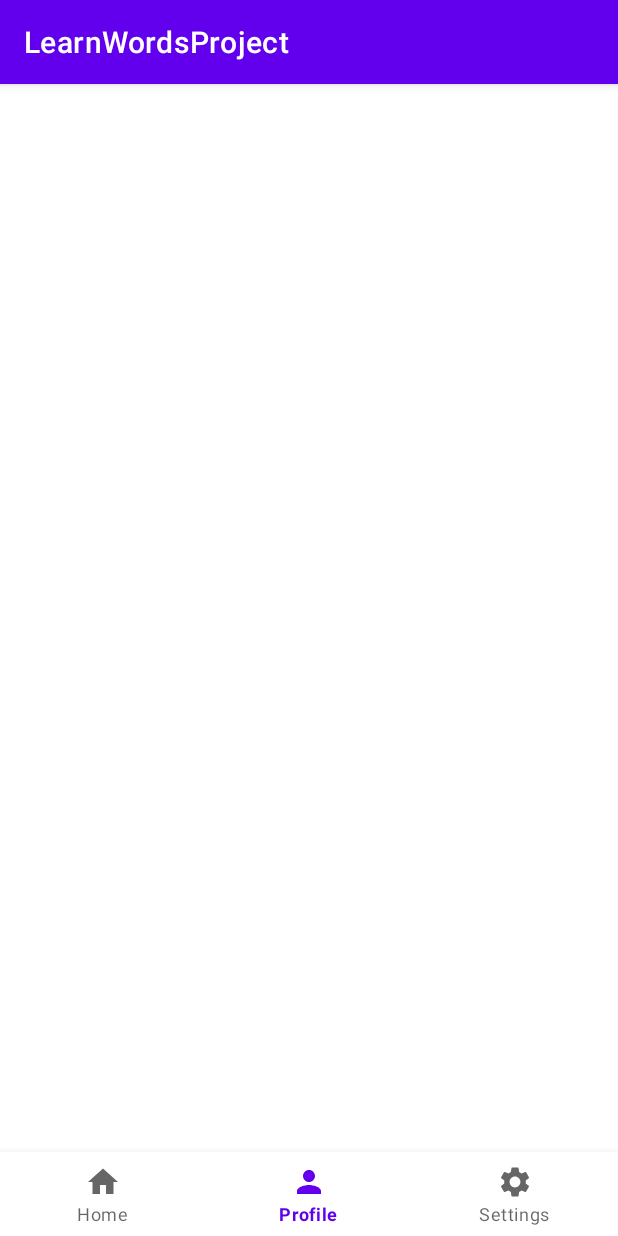
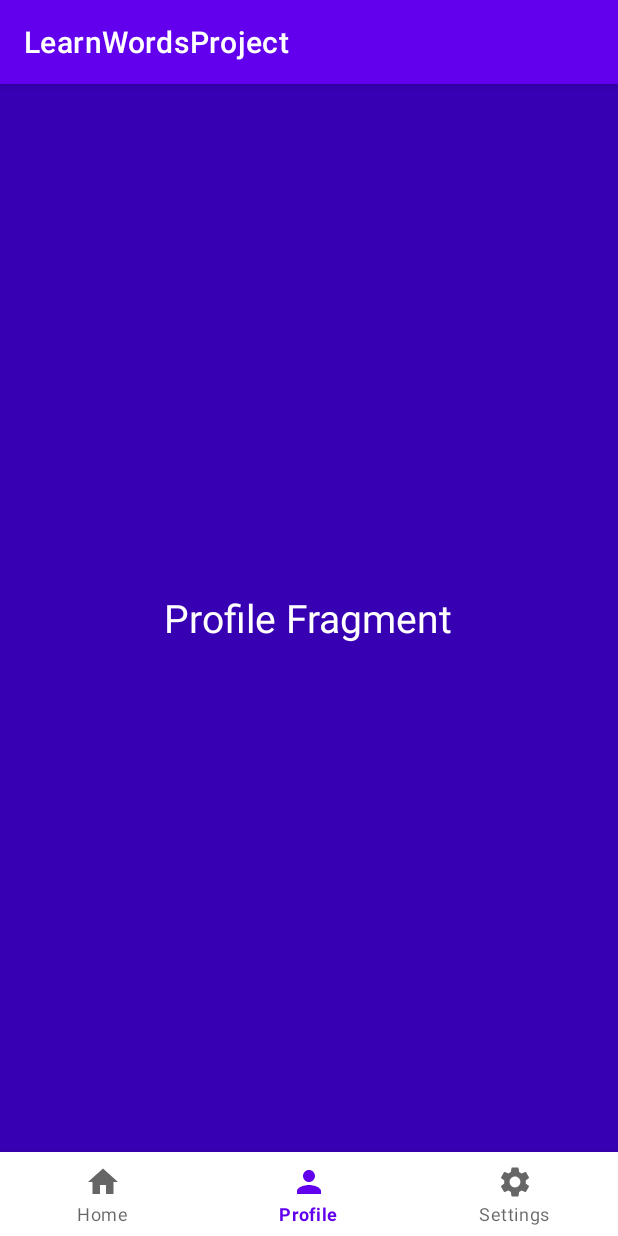
Before and after one commit to anpol84/trpp_project, an Android app: the screen it shows after launch (MainActivity), item 2 of the bottom bar chosen, on a phone screen of 412 x 824 dp. Run offline under Robolectric (Android 15) with nearby library versions, the phone set to English and light mode, and no system bars.

Commit message:
temp design for fragments onSelectedListener for fragments replaceFragment function

```diff
--- a/app/build.gradle
+++ b/app/build.gradle
@@ -22,6 +22,12 @@ android {
             proguardFiles getDefaultProguardFile('proguard-android-optimize.txt'), 'proguard-rules.pro'
         }
     }
+
+    buildFeatures{ // Это мы включили сами чтобы делать binding в MainActivity
+        viewBinding true
+    }
+
+
     compileOptions {
         sourceCompatibility JavaVersion.VERSION_1_8
         targetCompatibility JavaVersion.VERSION_1_8
--- a/app/src/main/java/com/example/learnwordsproject/MainActivity.java
+++ b/app/src/main/java/com/example/learnwordsproject/MainActivity.java
@@ -1,14 +1,51 @@
 package com.example.learnwordsproject;
 
 import androidx.appcompat.app.AppCompatActivity;
+import androidx.fragment.app.Fragment;
+import androidx.fragment.app.FragmentManager;
+import androidx.fragment.app.FragmentTransaction;
 
+import android.app.Activity;
 import android.os.Bundle;
+
+import com.example.learnwordsproject.databinding.ActivityMainBinding;
 
 public class MainActivity extends AppCompatActivity {
 
+
+    ActivityMainBinding binding; //чел в видео использует binding, видимо как-то удобнее работать с элементами
     @Override
     protected void onCreate(Bundle savedInstanceState) {
         super.onCreate(savedInstanceState);
-        setContentView(R.layout.activity_main);
+        binding = ActivityMainBinding.inflate(getLayoutInflater()); //Какая-то штука с binding (инициализация)
+        setContentView(binding.getRoot());
+
+        replaceFragment(new HomeFragment()); // Когда открываем приложение показываем HomeFragment
+
+        binding.bottomNavigaionView.setOnItemSelectedListener(item -> { // Обработка нажатия на bottomNavMenu
+
+            switch (item.getItemId()){
+                case R.id.home:
+                    replaceFragment(new HomeFragment());
+                    break;
+                case R.id.profile:
+                    replaceFragment(new ProfileFragment());
+                    break;
+                case R.id.settings:
+                    replaceFragment(new SettingsFragment());
+                    break;
+            }
+
+            return true;
+        });
+    }
+
+    public void replaceFragment(Fragment fragment){ // метод для замены фрагмента
+
+        FragmentManager fragmentManager = getSupportFragmentManager(); //cлужебные вызовы
+        FragmentTransaction fragmentTransaction = fragmentManager.beginTransaction();
+
+        fragmentTransaction.replace(R.id.frame_layout, fragment); //заменяем текущий фрагмент в рамке на fragment
+        fragmentTransaction.commit();
     }
 }
--- a/app/src/main/res/layout/activity_main.xml
+++ b/app/src/main/res/layout/activity_main.xml
@@ -6,6 +6,7 @@
     android:layout_height="match_parent"
     tools:context=".MainActivity">
 
+<!--    Это меню bottomNavView-->
     <com.google.android.material.bottomnavigation.BottomNavigationView
         android:id="@+id/bottomNavigaionView"
         android:layout_width="match_parent"
@@ -13,9 +14,13 @@
         app:layout_constraintBottom_toBottomOf="parent"
         app:layout_constraintEnd_toEndOf="parent"
         app:layout_constraintStart_toStartOf="parent"
+
         app:menu="@menu/bottom_nav_menu" />
 
+
+<!--    Это рамка для фрагментов-->
     <FrameLayout
+        android:id="@+id/frame_layout"
         android:layout_width="0dp"
         android:layout_height="0dp"
         app:layout_constraintBottom_toTopOf="@+id/bottomNavigaionView"
--- a/app/src/main/res/layout/fragment_profile.xml
+++ b/app/src/main/res/layout/fragment_profile.xml
@@ -3,12 +3,15 @@
     xmlns:tools="http://schemas.android.com/tools"
     android:layout_width="match_parent"
     android:layout_height="match_parent"
-    tools:context=".ProfileFragment">
+    tools:context=".ProfileFragment"
+    android:background="@color/purple_700">
 
-    <!-- TODO: Update blank fragment layout -->
     <TextView
-        android:layout_width="match_parent"
-        android:layout_height="match_parent"
-        android:text="@string/hello_blank_fragment" />
+        android:layout_width="wrap_content"
+        android:layout_height="wrap_content"
+        android:text="Profile Fragment"
+        android:layout_gravity="center"
+        android:textSize="26dp"
+        android:textColor="@color/white"/>
 
 </FrameLayout>
--- a/app/src/main/res/menu/bottom_nav_menu.xml
+++ b/app/src/main/res/menu/bottom_nav_menu.xml
@@ -1,6 +1,8 @@
 <?xml version="1.0" encoding="utf-8"?>
 <menu xmlns:android="http://schemas.android.com/apk/res/android">
 
+
+<!--    Это мы вставляем в bottomNavMenu -->
     <item android:title="Home"
         android:icon="@drawable/ic_baseline_home_24"
         android:id="@+id/home"/>
```
Also changed, not shown: app/src/main/res/layout/fragment_home.xml (+6 -4 lines), app/src/main/res/layout/fragment_settings.xml (+8 -5 lines).
